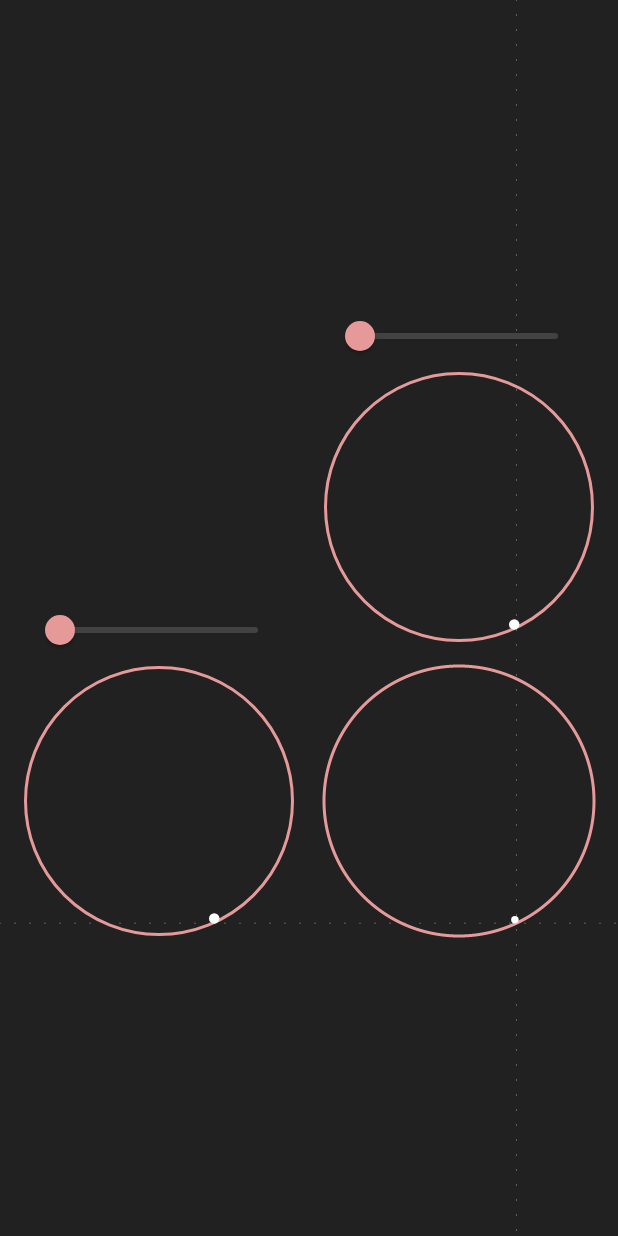
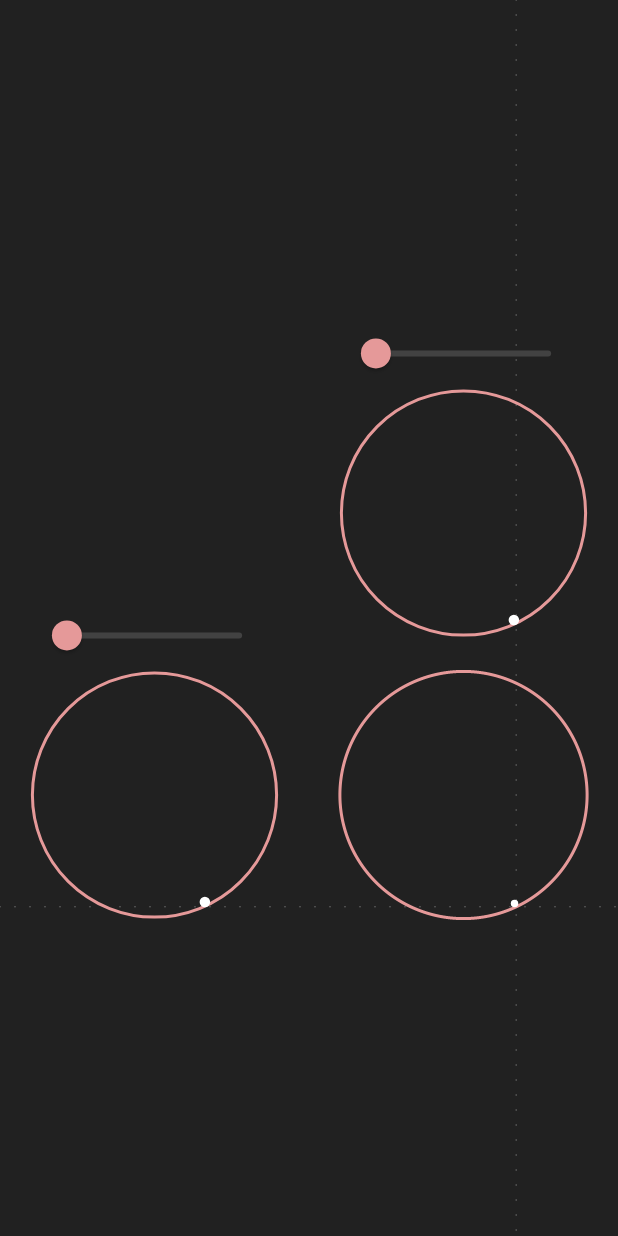
Before and after one commit to dylan-cm/harmonic_curves, a Flutter app: the screen it shows after launch, swiped to page 2, on a phone screen of 412 x 824 dp. Run offline on Flutter 3.47's test engine with Material 2 defaults, Android fonts, the phone set to English and light mode, and no system bars.

Commit message:
fixed some layout issues with buildyourown curve

```diff
--- a/lib/src/atom/dashed_line.dart
+++ b/lib/src/atom/dashed_line.dart
@@ -3,11 +3,11 @@ import 'dart:ui';
 import 'dart:math' as math;
 
 class DashedLine extends StatefulWidget {
-  final double value, constraint;
+  final double value, constraint, length;
   final bool isVertical;
   final TickerProvider ticker;
 
-  DashedLine(this.value, this.isVertical, this.constraint, this.ticker);
+  DashedLine(this.value, this.isVertical, this.constraint, this.ticker, this.length);
 
   _DashedLineState createState() => _DashedLineState();
 }
@@ -21,9 +21,9 @@ class _DashedLineState extends State<DashedLine>
 
   @override
   void initState() {
-    for(var i=0; i<100; i++){
-      if(!widget.isVertical)points.add( Offset(i*10.0, 0) );
-      else points.add( Offset(0, i*10.0) );
+    for(double i=0; i<widget.length; i++){
+      if(!widget.isVertical)points.add( Offset(i*10, 0) );
+      else points.add( Offset(0, i*10) );
     }
 
     lineController = AnimationController(
--- a/lib/src/screens/build_your_own_lissajous.dart
+++ b/lib/src/screens/build_your_own_lissajous.dart
@@ -10,54 +10,65 @@ class BuildYourOwnLissajous extends StatefulWidget {
 
 class _BuildYourOwnLissajousState extends State<BuildYourOwnLissajous>
   with TickerProviderStateMixin{
-  double x, y, diameter;
+  double x, y;
   LissajousPath curve;
 
   @override
   void initState() {
     x=y=1;
-    diameter = 180;
 
     super.initState();
   }
 
   @override
   Widget build(BuildContext context) {
-    return Container(
-      width: MediaQuery.of(context).size.width,
-      height: MediaQuery.of(context).size.height,
-      alignment: Alignment(0, 0),
+    double side = MediaQuery.of(context).size.width;
+    double screenHeight = MediaQuery.of(context).size.height;
+    double diameter = side*0.4;
+    double padding = side *0.05;
+    double sliderHeight = 30;
+
+    return Stack(
+      alignment: AlignmentDirectional.center,
+      children: <Widget>[
+        Positioned(
+          left: 0,
+          bottom: (screenHeight - (side+sliderHeight))/2 + padding,
+          child: DashedLine(y, false, diameter, this, side),
+        ),
+        Positioned(
+          right: padding,
+          top: 0,
+          child: DashedLine(x, true, diameter, this, screenHeight),
+        ),
+        Container(
+          width: side,
+          height: side+sliderHeight,//for slider
           child: Stack(
             children: [
               Positioned(
-            bottom: 200,
-            child: DashedLine(y, false, diameter, this),
+                right: padding,
+                top: padding,
+                child: _buildSelector(x, true, diameter),
               ),
               Positioned(
-            right: 16,
-            child: DashedLine(x, true, diameter, this),
+                left: padding,
+                bottom: padding,
+                child: _buildSelector(y, false, diameter),
               ),
-          Positioned(
-            right: 16,
-            top: 200,
-            child: _buildSelector(x, true),
-          ),
-          Positioned(
-            left: 16,
-            bottom: 200,
-            child: _buildSelector(y, false),
-          ),
-          Positioned(
-            right: 16,
-            bottom: 200,
-            child: _buildDisplay(),
+              PositionedDirectional(
+                end: padding,
+                bottom: padding,
+                child: _buildDisplay(diameter),
               ),
             ]
           )
+        )
+      ]
     );
   }
 
-  Widget _buildSelector(double axis, bool isXAxis){
+  Widget _buildSelector(double axis, bool isXAxis, double diameter){
     Orbital orb = Orbital(isXAxis ? axis : 0, isXAxis ? 0 : axis, ticker: this, diameter: diameter,);
     return Column(children: <Widget>[
     Container(
@@ -75,7 +86,7 @@ class _BuildYourOwnLissajousState extends State<BuildYourOwnLissajous>
       ],
     );
   }
-  Widget _buildDisplay(){
+  Widget _buildDisplay(double diameter){
     setState(() {
       curve = LissajousPath(
           x,
```
Lines whose indentation alone changed are shown as unchanged.
